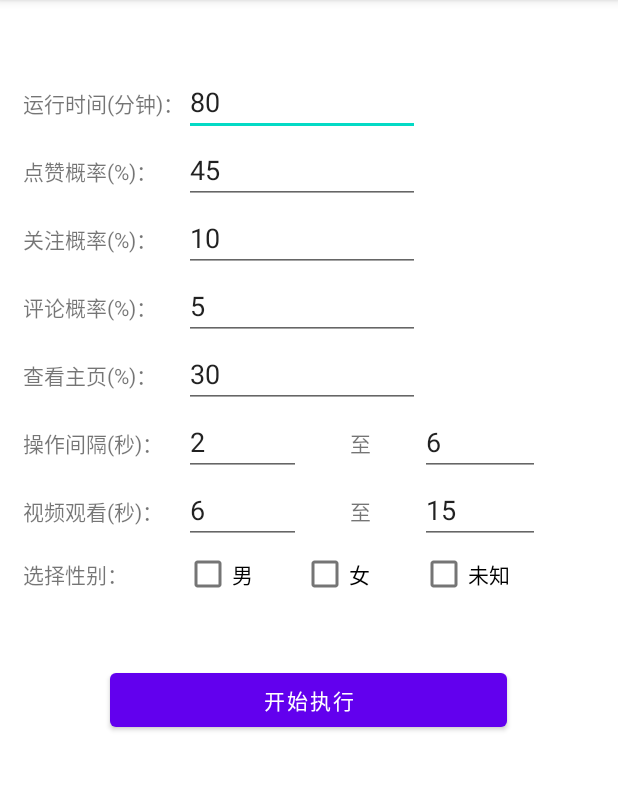
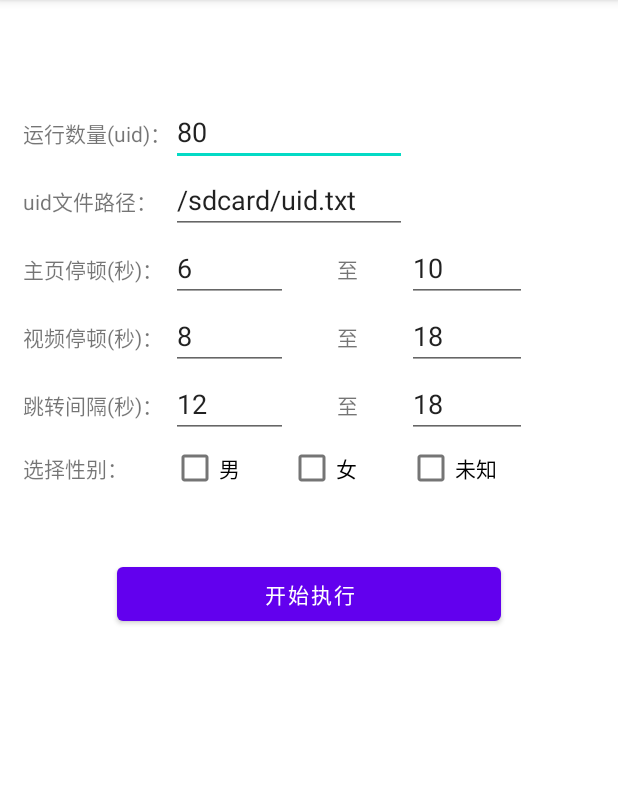
Before and after one commit to 1754048656/FATJS, an Android app: the JsTaskDemo screen opened directly, with no data from a screen before it, on a phone screen of 412 x 824 dp, the part 84-875 px from its top. Run offline under Robolectric (Android 15) with nearby library versions, the phone set to English and light mode, and no system bars.

Commit message:
1. add hashMapBuffer

```diff
--- a/app/src/main/java/com/linsheng/FATJS/config/GlobalVariableHolder.java
+++ b/app/src/main/java/com/linsheng/FATJS/config/GlobalVariableHolder.java
@@ -85,4 +85,5 @@ public class GlobalVariableHolder {
         DEV_MODE = parseObject.getBoolean("DEV_MODE");
         checkedFileName = parseObject.getString("CHECKED_FILE_NAME");
     }
+    public static HashMap<String, Object> hashMapBuffer;
 }
--- a/app/src/main/java/com/linsheng/FATJS/node/TaskBase.java
+++ b/app/src/main/java/com/linsheng/FATJS/node/TaskBase.java
@@ -26,6 +26,7 @@ import com.linsheng.FATJS.utils.ScreenshotUtils;
 
 import java.util.Arrays;
 import java.util.List;
+import java.util.Map;
 import java.util.Random;
 
 public class TaskBase extends UiSelector implements ITaskBase{
@@ -71,6 +72,9 @@ public class TaskBase extends UiSelector implements ITaskBase{
     }
 
     /**********************************************************************************************/
+    public Map<String, Object> _getHashMapBuffer() {
+        return hashMapBuffer;
+    }
     public int _width;
     public int _height;
     public int _statusBarHeight;
--- a/app/src/main/java/com/linsheng/FATJS/script/JsTaskDemo.java
+++ b/app/src/main/java/com/linsheng/FATJS/script/JsTaskDemo.java
@@ -1,14 +1,85 @@
 package com.linsheng.FATJS.script;
 
+import static com.linsheng.FATJS.config.GlobalVariableHolder.hashMapBuffer;
+import static com.linsheng.FATJS.node.AccUtils.printLogMsg;
+
+import android.annotation.SuppressLint;
 import android.os.Bundle;
+import android.view.View;
+import android.widget.Button;
+import android.widget.CheckBox;
+import android.widget.EditText;
+
 import androidx.appcompat.app.AppCompatActivity;
 
 import com.linsheng.FATJS.R;
+import com.linsheng.FATJS.node.TaskBase;
+import com.linsheng.FATJS.utils.FileUtils;
+import java.util.HashMap;
 
 public class JsTaskDemo extends AppCompatActivity {
+    EditText run_num_in;
+    EditText uid_file_in;
+    EditText index_0_in;
+    EditText index_1_in;
+    EditText view_0_in;
+    EditText view_1_in;
+    EditText jump_0_in;
+    EditText jump_1_in;
+    CheckBox gender_m_in;
+    CheckBox gender_w_in;
+    CheckBox gender_no_in;
+    Button start_run_btn;
     @Override
     protected void onCreate(Bundle savedInstanceState) {
         super.onCreate(savedInstanceState);
         setContentView(R.layout.activity_jstaskdemo);
+        run_num_in = findViewById(R.id.run_num_in);
+        uid_file_in = findViewById(R.id.uid_file_in);
+        index_0_in = findViewById(R.id.index_0_in);
+        index_1_in = findViewById(R.id.index_1_in);
+        view_0_in = findViewById(R.id.view_0_in);
+        view_1_in = findViewById(R.id.view_1_in);
+        jump_0_in = findViewById(R.id.jump_0_in);
+        jump_1_in = findViewById(R.id.jump_1_in);
+        gender_m_in = findViewById(R.id.gender_m_in);
+        gender_w_in = findViewById(R.id.gender_w_in);
+        gender_no_in = findViewById(R.id.gender_no_in);
+        start_run_btn = findViewById(R.id.start_run_btn);
+
+        start_run_btn.setOnClickListener(new View.OnClickListener() {
+            @Override
+            public void onClick(View v) {
+                test();
+            }
+        });
+    }
+
+    private void test() {
+        hashMapBuffer = new HashMap<>();
+        hashMapBuffer.put("run_num", Integer.parseInt(run_num_in.getText().toString()));
+        hashMapBuffer.put("uid_file", uid_file_in.getText().toString());
+        hashMapBuffer.put("index_0", Integer.parseInt(index_0_in.getText().toString()));
+        hashMapBuffer.put("index_1", Integer.parseInt(index_1_in.getText().toString()));
+        hashMapBuffer.put("view_0", Integer.parseInt(view_0_in.getText().toString()));
+        hashMapBuffer.put("view_1", Integer.parseInt(view_1_in.getText().toString()));
+        hashMapBuffer.put("jump_0", Integer.parseInt(jump_0_in.getText().toString()));
+        hashMapBuffer.put("jump_1", Integer.parseInt(jump_1_in.getText().toString()));
+        hashMapBuffer.put("gender_m", gender_m_in.isChecked());
+        hashMapBuffer.put("gender_w", gender_w_in.isChecked());
+        hashMapBuffer.put("gender_no", gender_no_in.isChecked());
+        testMethod();
+    }
+
+    /**
+     * 测试方法
+     */
+    private void testMethod() {
+        String checkedFileName = "uid_action.js";
+        // 将测试的动作写到这里
+        printLogMsg("run script " + checkedFileName, 0);
+        @SuppressLint("SdCardPath") String script_path = "/sdcard/FATJS_DIR/" + checkedFileName;
+        String script = FileUtils.readFile(script_path);
+        TaskBase.execScript(script);
     }
 }
--- a/app/src/main/res/layout/activity_jstaskdemo.xml
+++ b/app/src/main/res/layout/activity_jstaskdemo.xml
@@ -17,7 +17,7 @@
 
             <TextView
                 android:layout_width="60dp"
-                android:layout_height="30dp"
+                android:layout_height="50dp"
                 android:layout_span="1"
                 android:gravity="center"
                 android:text=""
@@ -51,10 +51,10 @@
             <TextView
                 android:layout_width="wrap_content"
                 android:layout_height="wrap_content"
-                android:text="运行时间(分钟)：" />
+                android:text="运行数量(uid)：" />
 
             <EditText
-                android:id="@+id/live_time_in"
+                android:id="@+id/run_num_in"
                 android:layout_width="171dp"
                 android:layout_height="wrap_content"
                 android:layout_span="2"
@@ -67,88 +67,49 @@
             <TextView
                 android:layout_width="wrap_content"
                 android:layout_height="wrap_content"
-                android:text="点赞概率(%)：" />
+                android:text="uid文件路径：" />
 
             <EditText
-                android:id="@+id/dianzan_in"
+                android:id="@+id/uid_file_in"
                 android:layout_width="141dp"
                 android:layout_height="wrap_content"
                 android:hint=""
                 android:layout_span="2"
-                android:text="45"
-                android:inputType="number"/>
+                android:text="/sdcard/uid.txt"
+                android:inputType="text"/>
 
         </TableRow>
+
+<!--        <TableRow>-->
+<!--            <TextView-->
+<!--                android:layout_width="wrap_content"-->
+<!--                android:layout_height="wrap_content"-->
+<!--                android:text="查看主页(%)：" />-->
+<!--            <EditText-->
+<!--                android:id="@+id/chakan_in"-->
+<!--                android:layout_width="141dp"-->
+<!--                android:layout_height="wrap_content"-->
+<!--                android:hint=""-->
+<!--                android:layout_span="2"-->
+<!--                android:text="30"-->
+<!--                android:inputType="number"/>-->
+<!--        </TableRow>-->
 
         <TableRow>
 
             <TextView
                 android:layout_width="wrap_content"
                 android:layout_height="wrap_content"
-                android:text="关注概率(%)：" />
+                android:text="主页停顿(秒)：" />
 
             <EditText
-                android:id="@+id/guanzhu_in"
-                android:layout_width="141dp"
-                android:layout_height="wrap_content"
-                android:hint=""
-                android:layout_span="2"
-                android:text="10"
-                android:inputType="number"/>
-
-        </TableRow>
-
-        <TableRow>
-
-            <TextView
-                android:layout_width="wrap_content"
-                android:layout_height="wrap_content"
-                android:text="评论概率(%)：" />
-
-            <EditText
-                android:id="@+id/pinlun_in"
-                android:layout_width="141dp"
-                android:layout_height="wrap_content"
-                android:hint=""
-                android:layout_span="2"
-                android:text="5"
-                android:inputType="number"/>
-
-        </TableRow>
-
-        <TableRow>
-
-            <TextView
-                android:layout_width="wrap_content"
-                android:layout_height="wrap_content"
-                android:text="查看主页(%)：" />
-
-            <EditText
-                android:id="@+id/chakan_in"
-                android:layout_width="141dp"
-                android:layout_height="wrap_content"
-                android:hint=""
-                android:layout_span="2"
-                android:text="30"
-                android:inputType="number"/>
-
-        </TableRow>
-
-        <TableRow>
-
-            <TextView
-                android:layout_width="wrap_content"
-                android:layout_height="wrap_content"
-                android:text="操作间隔(秒)：" />
-
-            <EditText
-                android:id="@+id/sleep_0_in"
+                android:id="@+id/index_0_in"
                 android:layout_width="69dp"
                 android:layout_height="wrap_content"
                 android:layout_span="1"
                 android:hint=""
                 android:inputType="number"
-                android:text="2" />
+                android:text="6" />
 
             <TextView
                 android:layout_width="27dp"
@@ -157,12 +118,12 @@
                 android:text="至" />
 
             <EditText
-                android:id="@+id/sleep_1_in"
+                android:id="@+id/index_1_in"
                 android:layout_width="wrap_content"
                 android:layout_height="wrap_content"
                 android:hint=""
                 android:inputType="number"
-                android:text="6"
+                android:text="10"
                 android:layout_span="1"/>
         </TableRow>
 
@@ -171,15 +132,15 @@
             <TextView
                 android:layout_width="wrap_content"
                 android:layout_height="wrap_content"
-                android:text="视频观看(秒)：" />
+                android:text="视频停顿(秒)：" />
 
             <EditText
-                android:id="@+id/guankan_0_in"
+                android:id="@+id/view_0_in"
                 android:layout_width="match_parent"
                 android:layout_height="wrap_content"
                 android:hint=""
                 android:inputType="number"
-                android:text="6"
+                android:text="8"
                 android:layout_span="1"/>
 
             <TextView
@@ -189,12 +150,44 @@
                 android:text="至" />
 
             <EditText
-                android:id="@+id/guankan_1_in"
+                android:id="@+id/view_1_in"
                 android:layout_width="wrap_content"
                 android:layout_height="wrap_content"
                 android:hint=""
                 android:inputType="number"
-                android:text="15"
+                android:text="18"
+                android:layout_span="1"/>
+        </TableRow>
+
+        <TableRow>
+
+            <TextView
+                android:layout_width="wrap_content"
+                android:layout_height="wrap_content"
+                android:text="跳转间隔(秒)：" />
+
+            <EditText
+                android:id="@+id/jump_0_in"
+                android:layout_width="match_parent"
+                android:layout_height="wrap_content"
+                android:hint=""
+                android:inputType="number"
+                android:text="12"
+                android:layout_span="1"/>
+
+            <TextView
+                android:layout_width="wrap_content"
+                android:layout_height="wrap_content"
+                android:gravity="center"
+                android:text="至" />
+
+            <EditText
+                android:id="@+id/jump_1_in"
+                android:layout_width="wrap_content"
+                android:layout_height="wrap_content"
+                android:hint=""
+                android:inputType="number"
+                android:text="18"
                 android:layout_span="1"/>
         </TableRow>
 
```
Also changed, not shown: 1 other file.
